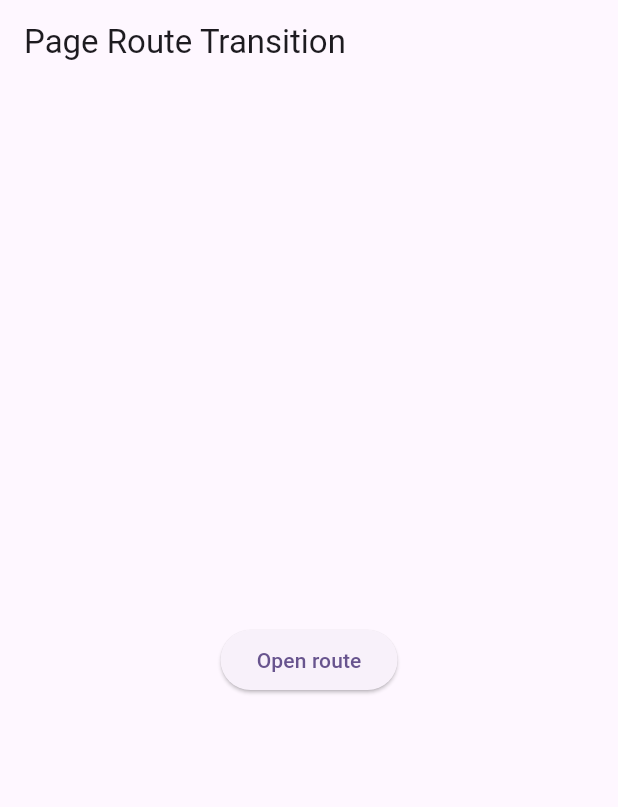
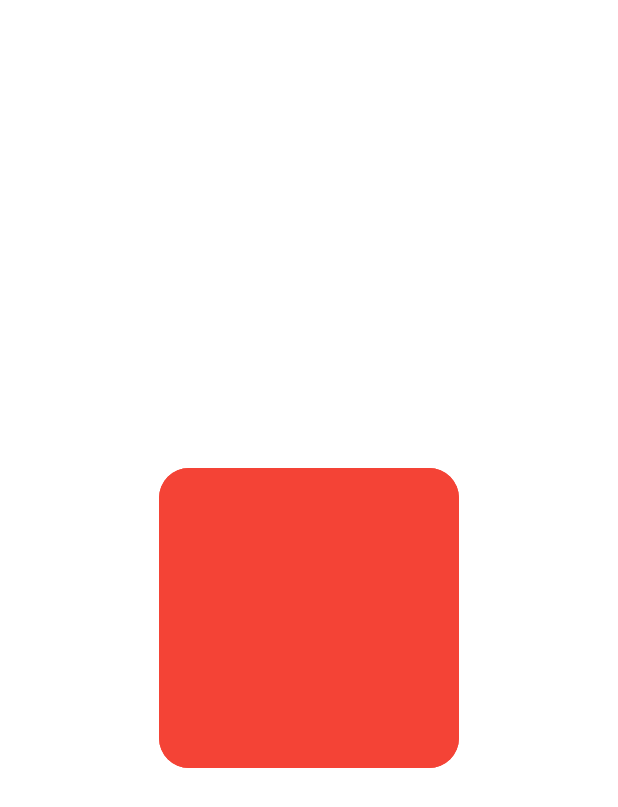
Before and after one commit to CharlesAbuga/FlutterPractice, a Flutter app: the screen it shows after launch, on a phone screen of 412 x 824 dp. Shown: the top 807 px of the screen. Run offline on Flutter 3.47's test engine with Material 3 defaults, Android fonts, the phone set to English and light mode, and no system bars; our stand-ins replace flutter_bloc.

Commit message:
draggable widget

```diff
--- /dev/null
+++ b/lib/Pages/draggable.dart
@@ -0,0 +1,50 @@
+import 'package:flutter/cupertino.dart';
+import 'package:flutter/material.dart';
+
+class Draggable1 extends StatelessWidget {
+  const Draggable1({super.key});
+
+  @override
+  Widget build(BuildContext context) {
+    return Scaffold(
+        backgroundColor: Colors.white,
+        body: Column(
+          mainAxisAlignment: MainAxisAlignment.center,
+          children: [
+            Center(
+              child: Container(
+                decoration: BoxDecoration(
+                  color: Colors.red,
+                  borderRadius: BorderRadius.circular(20),
+                ),
+                height: 200,
+                width: 200,
+                child: Draggable(
+                  child: Container(
+                    decoration: BoxDecoration(
+                      color: Colors.red,
+                      borderRadius: BorderRadius.circular(20),
+                    ),
+                    height: 200,
+                    width: 200,
+                  ),
+                  feedback: Container(
+                    decoration: BoxDecoration(
+                      color: Colors.red,
+                      borderRadius: BorderRadius.circular(20),
+                    ),
+                    height: 200,
+                    width: 200,
+                  ),
+                  childWhenDragging: Container(
+                    height: 200,
+                    width: 200,
+                    color: Colors.green,
+                  ),
+                ),
+              ),
+            )
+          ],
+        ));
+  }
+}
--- a/lib/Pages/page_route_transition.dart
+++ b/lib/Pages/page_route_transition.dart
@@ -24,6 +24,7 @@ class PageRouteWidget extends StatelessWidget {
 
 Route _createRoute() {
   return PageRouteBuilder(
+      transitionDuration: const Duration(seconds: 1),
       pageBuilder: (context, animation, secondaryAnimation) =>
           const SecondPage(),
       transitionsBuilder: (context, animation, secondaryAnimation, child) {
--- a/lib/main.dart
+++ b/lib/main.dart
@@ -1,6 +1,7 @@
 import 'package:flutter/material.dart';
 import 'package:flutter_bloc/flutter_bloc.dart';
 import 'package:test_edit_controller/Pages/custom_app_bar.dart';
+import 'package:test_edit_controller/Pages/draggable.dart';
 import 'package:test_edit_controller/Pages/page_route_transition.dart';
 import 'package:test_edit_controller/Pages/popupmenubutton.dart';
 import 'package:test_edit_controller/cubit/favourite_items_cubit.dart';
@@ -48,7 +49,7 @@ class MyApp extends StatelessWidget {
             colorScheme: ColorScheme.fromSeed(seedColor: Colors.deepPurple),
             useMaterial3: true,
           ),
-          home: PageRouteWidget()),
+          home: Draggable1()),
     );
   }
 }
```
